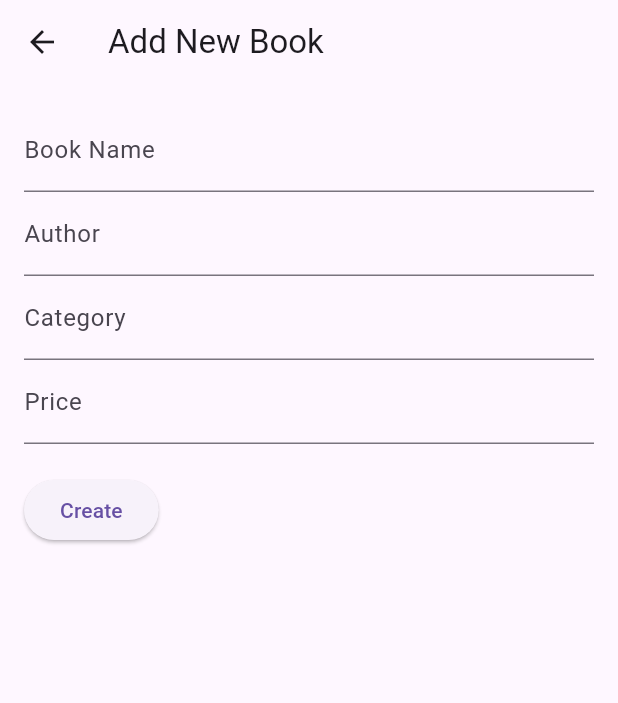
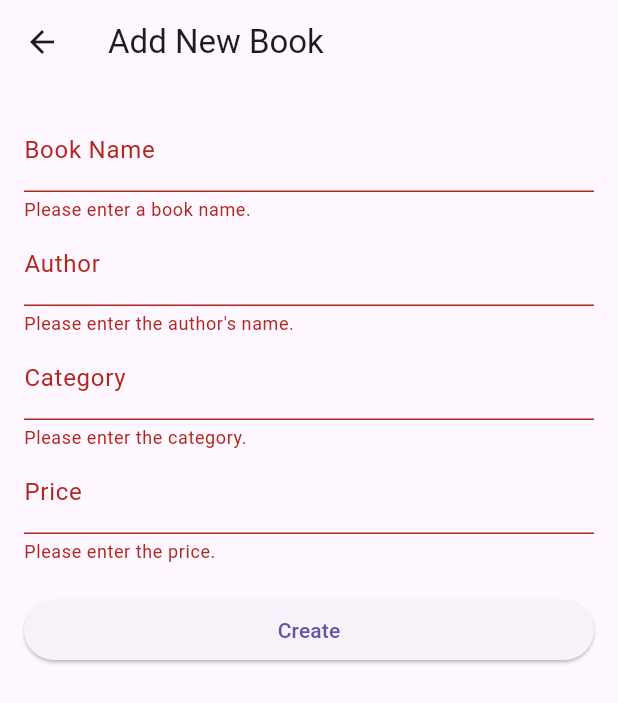
Before and after one commit to Mohsinkhani/Flutter-CrudApp, a Flutter app: the BookForm screen opened directly, after a tap on "Create", on a phone screen of 412 x 824 dp. Shown: the top 703 px of the screen. Run offline on Flutter 3.47's test engine with Material 3 defaults, Android fonts, the phone set to English and light mode, and no system bars; network calls fail.

Commit message:
Form_validation

```diff
--- a/testcrud/lib/pages/create_book.dart
+++ b/testcrud/lib/pages/create_book.dart
@@ -1,10 +1,9 @@
 import 'package:flutter/material.dart';
 import 'package:provider/provider.dart';
-import 'package:testcrud/widgets/all_books.dart';
 
 import '../models/books_model.dart';
 import '../providers/books_provider.dart';
-//import 'books_list.dart'; // Import the book list screen
+import '../widgets/all_books.dart';
 
 class BookForm extends StatefulWidget {
   final int? index;
@@ -14,7 +13,8 @@ class BookForm extends StatefulWidget {
   final String? category;
   final double? price;
 
-  BookForm({
+  const BookForm({
+    super.key,
     this.index,
     this.bookName,
     this.author,
@@ -28,6 +28,8 @@ class BookForm extends StatefulWidget {
 }
 
 class _BookFormState extends State<BookForm> {
+  final _formKey = GlobalKey<FormState>();
+
   TextEditingController nameController = TextEditingController();
   TextEditingController authorController = TextEditingController();
   TextEditingController categoryController = TextEditingController();
@@ -54,43 +56,84 @@ class _BookFormState extends State<BookForm> {
       ),
       body: Padding(
         padding: const EdgeInsets.all(16.0),
-        child: Form(
+        child: ListView(
+          children: [
+            Form(
+              key: _formKey,
               child: Column(
                 crossAxisAlignment: CrossAxisAlignment.stretch,
                 children: [
                   TextFormField(
                     controller: nameController,
                     decoration: const InputDecoration(labelText: 'Book Name'),
+                    validator: (value) {
+                      if (value!.isEmpty) {
+                        return 'Please enter a book name.';
+                      }
+                      return null;
+                    },
                   ),
                   TextFormField(
                     controller: authorController,
                     decoration: const InputDecoration(labelText: 'Author'),
+                    validator: (value) {
+                      if (value!.isEmpty) {
+                        return 'Please enter the author\'s name.';
+                      }
+                      return null;
+                    },
                   ),
                   TextFormField(
                     controller: categoryController,
-                decoration: InputDecoration(labelText: 'Category'),
+                    decoration: const InputDecoration(labelText: 'Category'),
+                    validator: (value) {
+                      if (value!.isEmpty) {
+                        return 'Please enter the category.';
+                      }
+                      return null;
+                    },
                   ),
                   TextFormField(
                     controller: priceController,
-                decoration: InputDecoration(labelText: 'Price'),
-                keyboardType: TextInputType.numberWithOptions(decimal: true),
+                    decoration: const InputDecoration(labelText: 'Price'),
+                    keyboardType:
+                        const TextInputType.numberWithOptions(decimal: true),
+                    validator: (value) {
+                      if (value!.isEmpty) {
+                        return 'Please enter the price.';
+                      }
+                      try {
+                        double.parse(value);
+                      } catch (e) {
+                        return 'Invalid price format. Please enter a valid number.';
+                      }
+                      return null;
+                    },
                   ),
                   SizedBox(height: 20),
-              Row(
-                children: [
                   ElevatedButton(
                     onPressed: () {
-                      _sendRequest(CreateOrUpdateAction.Create, context);
+                      _submitForm();
                     },
                     child: Text(widget.id == null ? 'Create' : 'Update'),
                   ),
                 ],
-              )
+              ),
+            ),
           ],
         ),
       ),
-      ),
     );
+  }
+
+  void _submitForm() {
+    if (_formKey.currentState!.validate()) {
+      if (widget.id != null) {
+        _sendRequest(CreateOrUpdateAction.Update, context);
+      } else {
+        _sendRequest(CreateOrUpdateAction.Create, context);
+      }
+    }
   }
 
   Future<void> _sendRequest(
@@ -100,7 +143,7 @@ class _BookFormState extends State<BookForm> {
       author: authorController.text,
       catogory: categoryController.text,
       price: double.parse(priceController.text),
-      // id: action != CreateOrUpdateAction.Create ? widget.id : null,
+      // id: action == CreateOrUpdateAction.Create ? null : widget.id,
     );
 
     try {
@@ -108,13 +151,16 @@ class _BookFormState extends State<BookForm> {
         await Provider.of<BooksProvider>(context, listen: false)
             .createBook(newBook);
         ScaffoldMessenger.of(context).showSnackBar(
-            SnackBar(content: Text('Book created successfully!')));
+            const SnackBar(content: Text('Book created successfully!')));
+
+        Navigator.pop(context, newBook);
       } else if (action == CreateOrUpdateAction.Update) {
         final bookId = widget.id.toString();
         await Provider.of<BooksProvider>(context, listen: false)
             .updateBook(newBook, bookId);
         ScaffoldMessenger.of(context).showSnackBar(
             SnackBar(content: Text('Book updated successfully!')));
+        Navigator.pop(context, newBook);
       } else if (action == CreateOrUpdateAction.Delete) {
         final bookId = widget.id.toString();
         await Provider.of<BooksProvider>(context, listen: false)
@@ -123,8 +169,8 @@ class _BookFormState extends State<BookForm> {
             const SnackBar(content: Text('Book deleted successfully!')));
 
         Navigator.pop(context);
-        Navigator.pushReplacement(
-            context, MaterialPageRoute(builder: (context) => BooksList()));
+        Navigator.pushReplacement(context,
+            MaterialPageRoute(builder: (context) => const BooksList()));
       }
     } catch (error) {
       ScaffoldMessenger.of(context)
```
Lines whose indentation alone changed are shown as unchanged.
